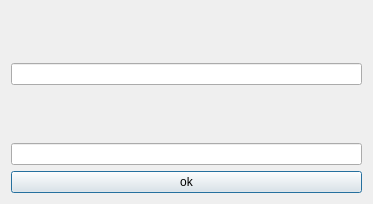
The window that vydacha_sdacha/vvod_id.ui (Plusers/ASL) describes before a commit, drawn with Qt 5.
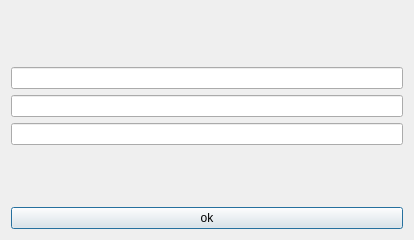
The same window after the commit.

```diff
--- a/vydacha_sdacha/vvod_id.ui
+++ b/vydacha_sdacha/vvod_id.ui
@@ -6,8 +6,8 @@
    <rect>
     <x>0</x>
     <y>0</y>
-    <width>373</width>
-    <height>204</height>
+    <width>414</width>
+    <height>240</height>
    </rect>
   </property>
   <property name="windowTitle">
@@ -22,7 +22,13 @@
     </widget>
    </item>
    <item>
-    <widget class="QLineEdit" name="lineEdit"/>
+    <widget class="QLineEdit" name="name"/>
+   </item>
+   <item>
+    <widget class="QLineEdit" name="fename"/>
+   </item>
+   <item>
+    <widget class="QLineEdit" name="third_name"/>
    </item>
    <item>
     <widget class="QLabel" name="label_2">
@@ -32,10 +38,7 @@
     </widget>
    </item>
    <item>
-    <widget class="QLineEdit" name="lineEdit_2"/>
-   </item>
-   <item>
-    <widget class="QPushButton" name="pushButton">
+    <widget class="QPushButton" name="search_button">
      <property name="text">
       <string>ok</string>
      </property>
```
